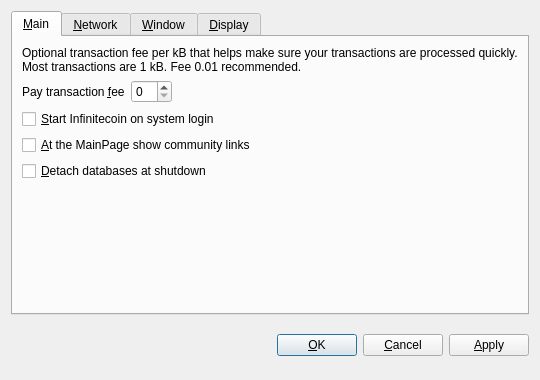
Above: src/qt/forms/optionsdialog.ui from infinitecoin/infinitecoin before the change. Below: the same form after it.
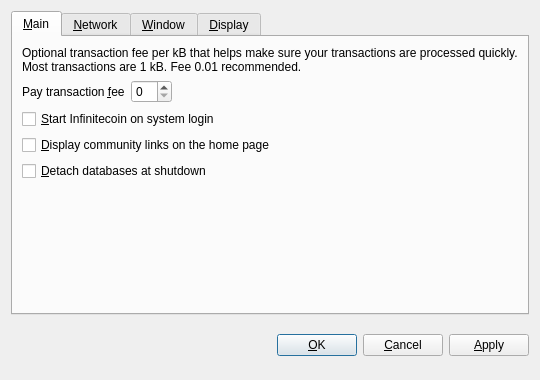
That is the form after the change. Custom widgets are drawn as their Qt base class.

The edit to the form file:
```diff
--- a/src/qt/forms/optionsdialog.ui
+++ b/src/qt/forms/optionsdialog.ui
@@ -92,7 +92,7 @@
           <string>At the MainPage show community links</string>
          </property>
          <property name="text">
-          <string>&amp;At the MainPage show community links</string>
+          <string>&amp;Display community links on the home page</string>
          </property>
         </widget>
        </item>
```
Left out of the diff: 2 changed lines with no effect on the pictures.
